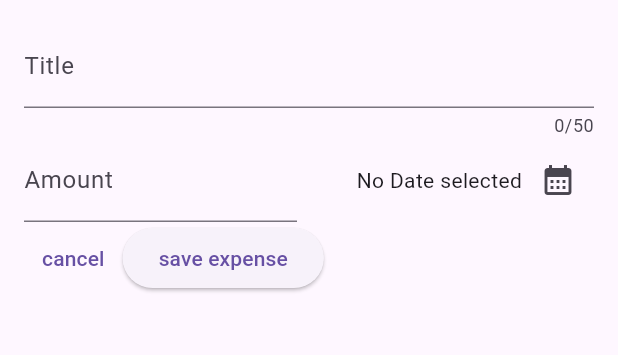
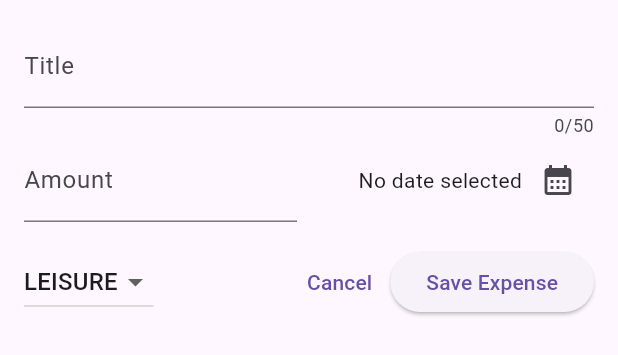
Before and after one commit to Vaibhav-kesarwani/Expense-Tracker-App, a Flutter app: the NewExpense widget shown alone on an empty page, opened directly, on a phone screen of 412 x 824 dp. Shown: the top 355 px of the screen. Run offline on Flutter 3.47's test engine with Material 3 defaults, Android fonts, the phone set to English and light mode, and no system bars.

Commit message:
added_theDropdown_Menu

```diff
--- a/lib/widgets/new_expense.dart
+++ b/lib/widgets/new_expense.dart
@@ -1,25 +1,25 @@
+import 'package:expensetrackerapp/models/expense.dart';
 import 'package:flutter/material.dart';
-import 'package:intl/intl.dart';
-
-final formatter = DateFormat.yMd();
 
 class NewExpense extends StatefulWidget {
   const NewExpense({super.key});
 
   @override
-  State<NewExpense> createState() => _NewExpenseState();
+  State<NewExpense> createState() {
+    return _NewExpenseState();
+  }
 }
 
 class _NewExpenseState extends State<NewExpense> {
   final _titleController = TextEditingController();
   final _amountController = TextEditingController();
-  DateTime? _selectDate;
+  DateTime? _selectedDate;
+  Category _selectedCategory = Category.leisure;
 
   void _presentDatePicker() async {
     final now = DateTime.now();
     final firstDate = DateTime(now.year - 1, now.month, now.day);
-
-    final pickDate = await showDatePicker(
+    final pickedDate = await showDatePicker(
       context: context,
       initialDate: now,
       firstDate: firstDate,
@@ -27,7 +27,7 @@ class _NewExpenseState extends State<NewExpense> {
     );
 
     setState(() {
-      _selectDate = pickDate;
+      _selectedDate = pickedDate;
     });
   }
 
@@ -70,31 +70,57 @@ class _NewExpenseState extends State<NewExpense> {
                   crossAxisAlignment: CrossAxisAlignment.center,
                   children: [
                     Text(
-                      _selectDate == null
-                          ? 'No Date selected'
-                          : formatter.format(_selectDate!),
+                      _selectedDate == null
+                          ? 'No date selected'
+                          : formatter.format(_selectedDate!),
                     ),
                     IconButton(
                       onPressed: _presentDatePicker,
-                      icon: const Icon(Icons.calendar_month),
+                      icon: const Icon(
+                        Icons.calendar_month,
+                      ),
                     ),
                   ],
                 ),
               ),
             ],
           ),
+          const SizedBox(height: 16),
           Row(
             children: [
-
+              DropdownButton(
+                value: _selectedCategory,
+                items: Category.values
+                    .map(
+                      (category) => DropdownMenuItem(
+                        value: category,
+                        child: Text(
+                          category.name.toUpperCase(),
+                        ),
+                      ),
+                    )
+                    .toList(),
+                onChanged: (value) {
+                  if (value == null) {
+                    return;
+                  }
+                  setState(
+                    () {
+                      _selectedCategory = value;
+                    },
+                  );
+                },
+              ),
+              const Spacer(),
               TextButton(
                 onPressed: () {
                   Navigator.pop(context);
                 },
-                child: const Text('cancel'),
+                child: const Text('Cancel'),
               ),
               ElevatedButton(
                 onPressed: () {},
-                child: const Text('save expense'),
+                child: const Text('Save Expense'),
               ),
             ],
           ),
```
